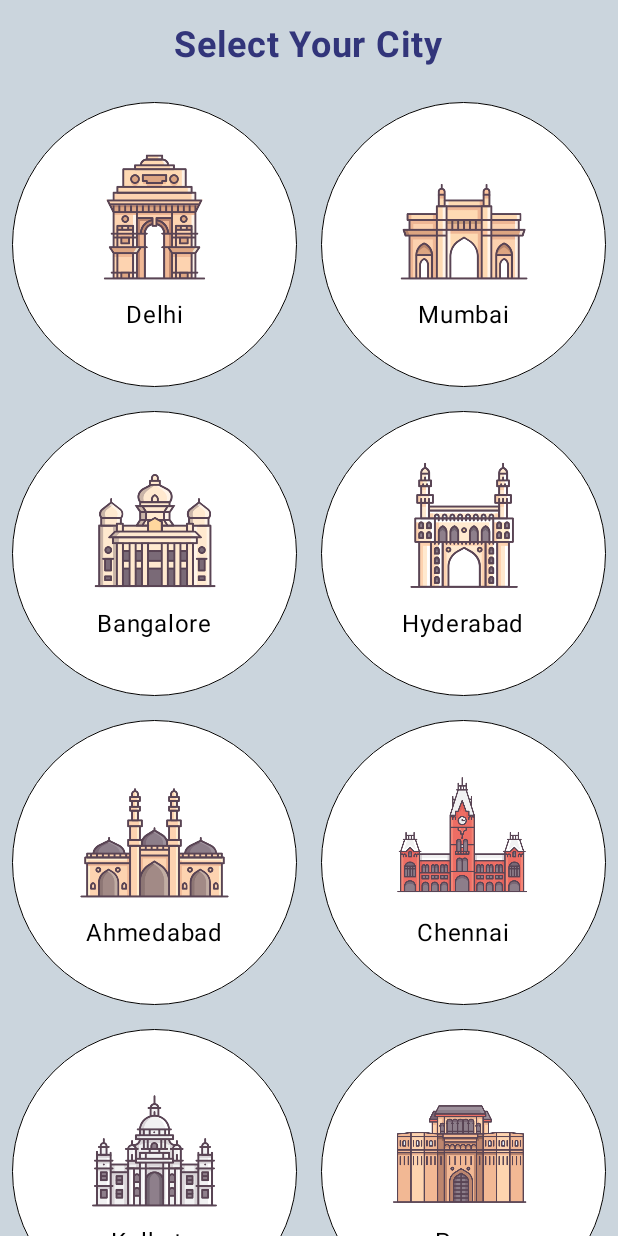
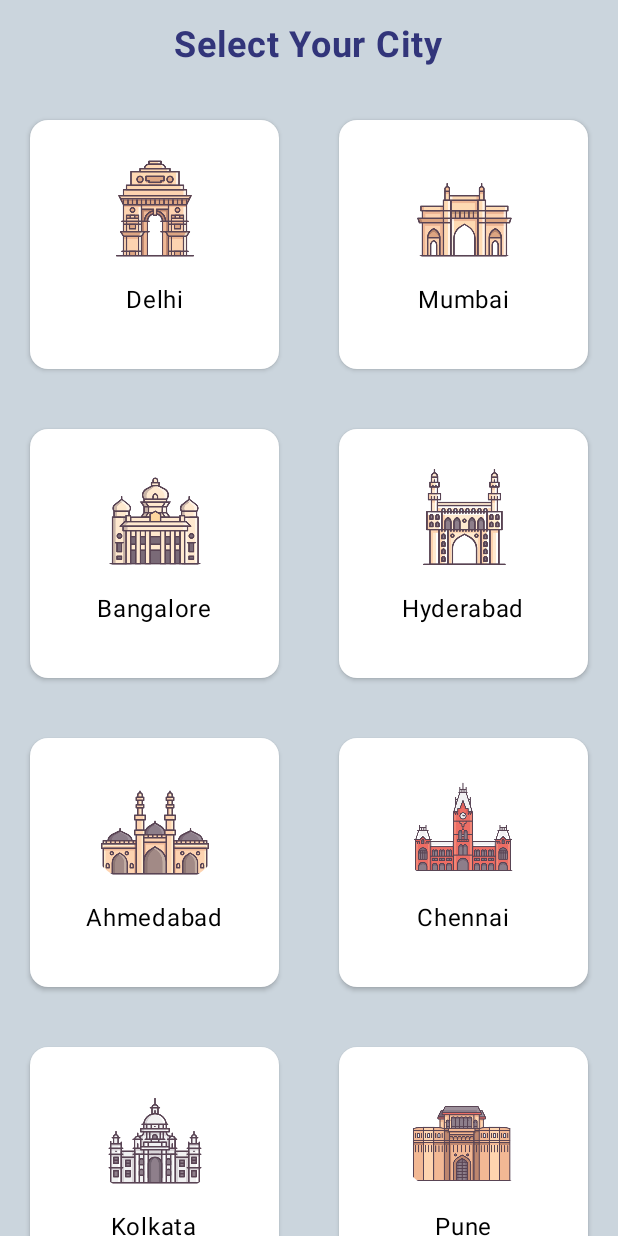
Before and after one commit to proptelligence/Proptelligence-android, an Android app built with Jetpack Compose: the SelectCityScreen screen opened through its navigation route, on a phone screen of 412 x 824 dp. Run offline under Robolectric (Android 15) with nearby library versions, the phone set to English and light mode, and no system bars.

Commit message:
Created Services Screen

```diff
--- a/app/src/main/java/com/rey/proptelligence/HomeScreen.kt
+++ b/app/src/main/java/com/rey/proptelligence/HomeScreen.kt
@@ -49,7 +49,7 @@ fun HomeScreen(navController: NavController) {
                 verticalArrangement = Arrangement.Top
             ) {
                 LazyColumn(
-                    modifier = Modifier.fillMaxSize(),
+                    modifier = Modifier.fillMaxSize().padding(10.dp),
                     horizontalAlignment = Alignment.CenterHorizontally
                 ) {
                     item {
--- a/app/src/main/java/com/rey/proptelligence/LegalServicesScreen.kt
+++ b/app/src/main/java/com/rey/proptelligence/LegalServicesScreen.kt
@@ -116,7 +116,7 @@ fun LegalServicesScreen(navController: NavController) {
                                 )
                             )
                             .clip(RoundedCornerShape(10.dp))
-                            .border(1.dp, Color.Black, shape = RoundedCornerShape(10.dp)),
+                            .border(0.dp, Color.Black, shape = RoundedCornerShape(10.dp)),
                             horizontalArrangement = Arrangement.Center,
                             verticalAlignment = Alignment.CenterVertically
                         ) {
--- a/app/src/main/java/com/rey/proptelligence/NavGraph.kt
+++ b/app/src/main/java/com/rey/proptelligence/NavGraph.kt
@@ -9,7 +9,7 @@ import androidx.navigation.compose.rememberNavController
 fun LoginLogic() {
     val navController = rememberNavController()
 
-    NavHost(navController = navController, startDestination = "legalServices"){
+    NavHost(navController = navController, startDestination = "services"){
         composable("splash"){
             SplashScreen(navController = navController)
         }
@@ -34,5 +34,11 @@ fun LoginLogic() {
         composable("legalServices"){
             LegalServicesScreen(navController = navController)
         }
+        composable("services"){
+            ServicesScreen(navController = navController)
+        }
+        composable("propertyServices"){
+            ServicesScreen(navController = navController)
+        }
     }
 }
--- a/app/src/main/java/com/rey/proptelligence/SelectCityScreen.kt
+++ b/app/src/main/java/com/rey/proptelligence/SelectCityScreen.kt
@@ -8,6 +8,9 @@ import androidx.compose.foundation.layout.*
 import androidx.compose.foundation.lazy.LazyColumn
 import androidx.compose.foundation.lazy.items
 import androidx.compose.foundation.shape.CircleShape
+import androidx.compose.foundation.shape.RoundedCornerShape
+import androidx.compose.material3.Card
+import androidx.compose.material3.CardDefaults
 import androidx.compose.material3.Text
 import androidx.compose.runtime.Composable
 import androidx.compose.ui.Alignment
@@ -58,26 +61,36 @@ fun SelectCityScreen(navController: NavController) {
                     modifier = Modifier.fillMaxWidth()
                 ) {
                     for (city in rowCities) {
-                        Column(
-                            horizontalAlignment = Alignment.CenterHorizontally,
+                        // Use Card composable here
+                        Card(
                             modifier = Modifier
-                                .padding(8.dp)
+                                .padding(20.dp)
                                 .aspectRatio(1f)
-                                .border(0.5.dp, Color.Black, CircleShape)
                                 .weight(1f)
-                                .clip(CircleShape)
-                                .background(Color.White)
-                                .clickable { navController.navigate("login") }
+                                .clickable { navController.navigate("login") },
+                            elevation = CardDefaults.cardElevation(defaultElevation = 2.dp),
+                            colors = CardDefaults.cardColors(containerColor = Color.White), // Set background color
+                            shape = RoundedCornerShape(12.dp) // You can use RoundedCornerShape for rounded corners
                         ) {
-                            Image(
-                                painter = painterResource(city.imageId),
-                                contentDescription = city.name,
+                            Column(
+                                horizontalAlignment = Alignment.CenterHorizontally,
                                 modifier = Modifier
-                                    .size(130.dp)
-
-
-                            )
-                            Text(text = city.name, color = Color.Black)
+                                    .padding(0.dp) // Add padding inside the card
+                                    .fillMaxWidth()
+                            ) {
+                                Image(
+                                    painter = painterResource(city.imageId),
+                                    contentDescription = city.name,
+                                    modifier = Modifier
+                                        .size(100.dp) // Adjust image size as needed
+                                        .clip(CircleShape)
+                                )
+                                Text(
+                                    text = city.name,
+                                    color = Color.Black,
+                                    modifier = Modifier.padding(top = 8.dp)
+                                )
+                            }
                         }
                     }
                     if (rowCities.size < 2) {
--- /dev/null
+++ b/app/src/main/java/com/rey/proptelligence/ServicesScreen.kt
@@ -0,0 +1,142 @@
+package com.rey.proptelligence
+
+import androidx.compose.foundation.Image
+import androidx.compose.foundation.background
+import androidx.compose.foundation.clickable
+import androidx.compose.foundation.layout.Arrangement
+import androidx.compose.foundation.layout.Column
+import androidx.compose.foundation.layout.Spacer
+import androidx.compose.foundation.layout.fillMaxSize
+import androidx.compose.foundation.layout.fillMaxWidth
+import androidx.compose.foundation.layout.height
+import androidx.compose.foundation.layout.padding
+import androidx.compose.foundation.layout.size
+import androidx.compose.foundation.lazy.LazyColumn
+import androidx.compose.foundation.shape.RoundedCornerShape
+import androidx.compose.material3.Card
+import androidx.compose.material3.CardDefaults
+import androidx.compose.material3.DrawerValue
+import androidx.compose.material3.Scaffold
+import androidx.compose.material3.Text
+import androidx.compose.material3.rememberDrawerState
+import androidx.compose.runtime.Composable
+import androidx.compose.runtime.rememberCoroutineScope
+import androidx.compose.ui.Alignment
+import androidx.compose.ui.Modifier
+import androidx.compose.ui.graphics.Color
+import androidx.compose.ui.res.painterResource
+import androidx.compose.ui.text.font.FontWeight
+import androidx.compose.ui.tooling.preview.Preview
+import androidx.compose.ui.unit.dp
+import androidx.compose.ui.unit.sp
+import androidx.navigation.NavController
+import androidx.navigation.compose.rememberNavController
+
+
+data class Property(val imageId: Int, val name: String, val location: String, val price: String)
+
+
+@Composable
+fun ServicesScreen(navController: NavController) {
+    val coroutineScope = rememberCoroutineScope()
+    val drawerState = rememberDrawerState(initialValue = DrawerValue.Closed)
+
+
+
+
+    CustomDrawer(
+        navController = navController,
+        drawerState = drawerState) {
+        Scaffold(
+            topBar = { CustomTopAppBar(navController, coroutineScope, drawerState) },
+            // rest of your code
+        ) {innerPadding ->
+            Column(
+                modifier = Modifier
+                    .fillMaxSize()
+                    .background(color = Color(android.graphics.Color.parseColor("#F2F1F6")))
+                    .padding(top = 50.dp, start = 16.dp, end = 16.dp), // Add padding around cards
+                horizontalAlignment = Alignment.CenterHorizontally
+            ) {
+                Text(
+                    text = "Services",
+                    modifier = Modifier.padding(top = 30.dp), // Add space below title
+                    fontSize = 30.sp,
+                    fontWeight = FontWeight.Bold,
+                    color = Color.Black
+                )
+
+                Spacer(modifier = Modifier.height(60.dp))
+
+                // Property Services Card
+                Card(
+                    modifier = Modifier
+                        .fillMaxWidth()
+                        .padding(bottom = 8.dp)
+                        .clickable { /* Handle click for Property Services */ },
+                    elevation = CardDefaults.cardElevation(defaultElevation = 2.dp),
+                    colors = CardDefaults.cardColors(containerColor = Color.White),
+                    shape = RoundedCornerShape(8.dp)
+                ) {
+                    Column(
+                        modifier = Modifier
+                            .fillMaxWidth()
+                            .padding(16.dp),
+                        horizontalAlignment = Alignment.CenterHorizontally
+                    ) {
+                        Image(
+                            painter = painterResource(id = R.drawable.property_services), // Replace with your image
+                            contentDescription = "Property Services",
+                            modifier = Modifier.size(150.dp)
+                        )
+                        Spacer(modifier = Modifier.height(8.dp)) // Add space between image and text
+                        Text(
+                            text = "Property Services",
+                            color = Color.Black,
+                            fontSize = 22.sp,
+                            fontWeight = FontWeight.Medium
+                        )
+                    }
+                }
+
+                Spacer(modifier = Modifier.height(30.dp))
+
+                // Legal Services Card
+                Card(
+                    modifier = Modifier
+                        .fillMaxWidth()
+                        .clickable { navController.navigate("legalServices") },
+                    elevation = CardDefaults.cardElevation(defaultElevation = 2.dp),
+                    colors = CardDefaults.cardColors(containerColor = Color.White),
+                    shape = RoundedCornerShape(8.dp)
+                ) {
+                    Column(
+                        modifier = Modifier
+                            .fillMaxWidth()
+                            .padding(16.dp),
+                        horizontalAlignment = Alignment.CenterHorizontally
+                    ) {
+                        Image(
+                            painter = painterResource(id = R.drawable.advocates_consultation    ), // Replace with your image
+                            contentDescription = "Legal Services",
+                            modifier = Modifier.size(150.dp)
+                        )
+                        Spacer(modifier = Modifier.height(8.dp)) // Add space between image and text
+                        Text(
+                            text = "Legal Services",
+                            fontSize = 22.sp,
+                            color = Color.Black,
+                            fontWeight = FontWeight.Medium
+                        )
+                    }
+                }
+            }
+        }
+    }
+}
+
+@Preview(showBackground = true)
+@Composable
+fun ServicesScreenPreview() {
+    ServicesScreen(navController = rememberNavController())
+}
--- a/app/src/main/java/com/rey/proptelligence/TopBar.kt
+++ b/app/src/main/java/com/rey/proptelligence/TopBar.kt
@@ -1,6 +1,7 @@
 package com.rey.proptelligence
 
 import androidx.compose.foundation.background
+import androidx.compose.foundation.border
 import androidx.compose.foundation.layout.Column
 import androidx.compose.foundation.layout.Spacer
 import androidx.compose.foundation.layout.fillMaxHeight
@@ -104,17 +105,20 @@ fun CustomDrawer(
             Column(modifier = Modifier
                 .padding(top = 0.dp)
                 .fillMaxHeight()
-                .width(300.dp)
+                .width(250.dp)
                 .background(Color.White)
             ) {
                 Spacer(modifier = Modifier.height(20.dp))
-                Text(text = "Proptelligence" , color = Color.Black, fontSize = 20.sp, fontWeight = FontWeight.SemiBold, modifier = Modifier.padding(16.dp))
+                Text(text = "Proptelligence" , color = Color.Black, fontSize = 22.sp, fontWeight = FontWeight.SemiBold, modifier = Modifier.padding(16.dp))
                 Spacer(modifier = Modifier.height(20.dp))
                 // Add your drawer items here
                 NavigationDrawerItem(
                     label = { Text("Home") },
                     icon = { Icon(imageVector = Icons.Default.Home, contentDescription = "Home") },
                     selected = false,
+                    modifier = Modifier
+                        .padding(10.dp)
+                        .border(0.5.dp, Color.Black, MaterialTheme.shapes.small),
 
                     onClick = {
                         navController.navigate("home")
@@ -128,11 +132,15 @@ fun CustomDrawer(
                         unselectedTextColor = Color.Black // Text color when unselected
                     )
                 )
-                Spacer(modifier = Modifier.height(10.dp))
+
+                Spacer(modifier = Modifier.height(1.dp))
                 NavigationDrawerItem(
                     label = { Text("Services") },
                     icon = { Icon(imageVector = Icons.Default.Build, contentDescription = "Services") },
                     selected = false,
+                    modifier = Modifier
+                        .padding(10.dp)
+                        .border(0.5.dp, Color.Black, MaterialTheme.shapes.small),
                     onClick = {
                         navController.navigate("services")
                     },
@@ -145,11 +153,14 @@ fun CustomDrawer(
                         unselectedTextColor = Color.Black // Text color when unselected
                     )
                 )
-                Spacer(modifier = Modifier.height(10.dp))
+                Spacer(modifier = Modifier.height(1.dp))
                 NavigationDrawerItem(
                     label = { Text("Products") },
                     icon = { Icon(painter = painterResource(id = R.drawable.product), contentDescription = "products") },
                     selected = false,
+                    modifier = Modifier
+                        .padding(10.dp)
+                        .border(0.5.dp, Color.Black, MaterialTheme.shapes.small),
                     onClick = {
                         navController.navigate("products")
                     },
@@ -162,11 +173,14 @@ fun CustomDrawer(
                         unselectedTextColor = Color.Black // Text color when unselected
                     )
                 )
-                Spacer(modifier = Modifier.height(10.dp))
+                Spacer(modifier = Modifier.height(1.dp))
                 NavigationDrawerItem(
                     label = { Text("Company") },
                     icon = { Icon(painter = painterResource(id = R.drawable.company), contentDescription = "company") },
                     selected = false,
+                    modifier = Modifier
+                        .padding(10.dp)
+                        .border(0.5.dp, Color.Black, MaterialTheme.shapes.small),
                     onClick = {
                         navController.navigate("company")
                     },
```
